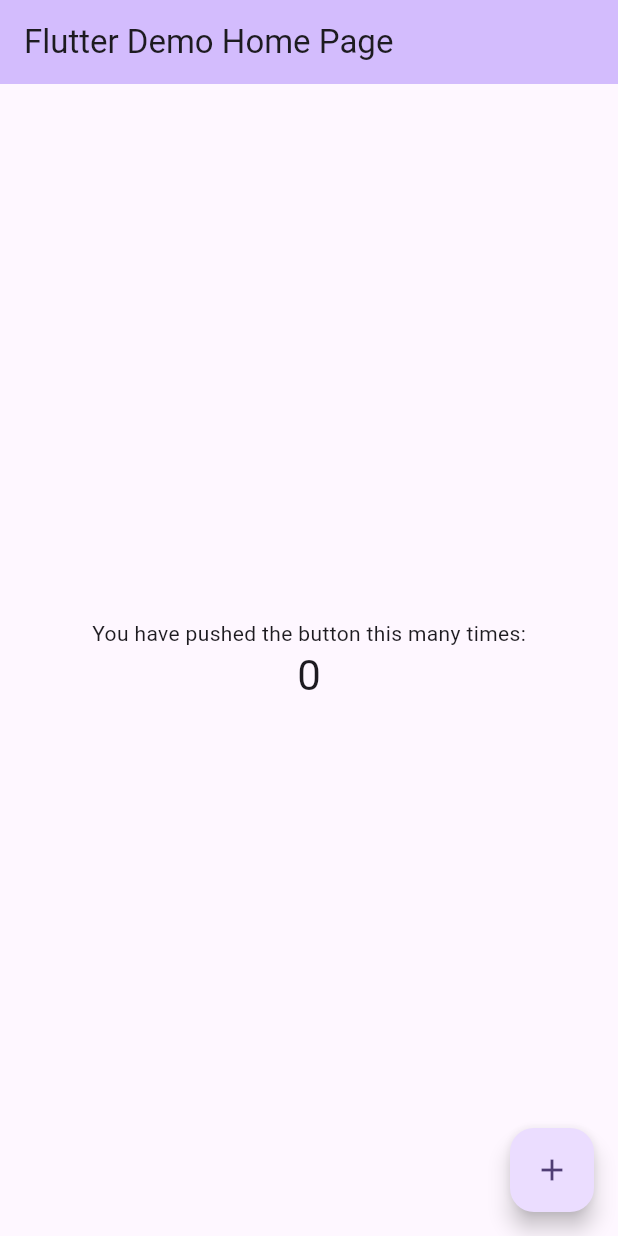
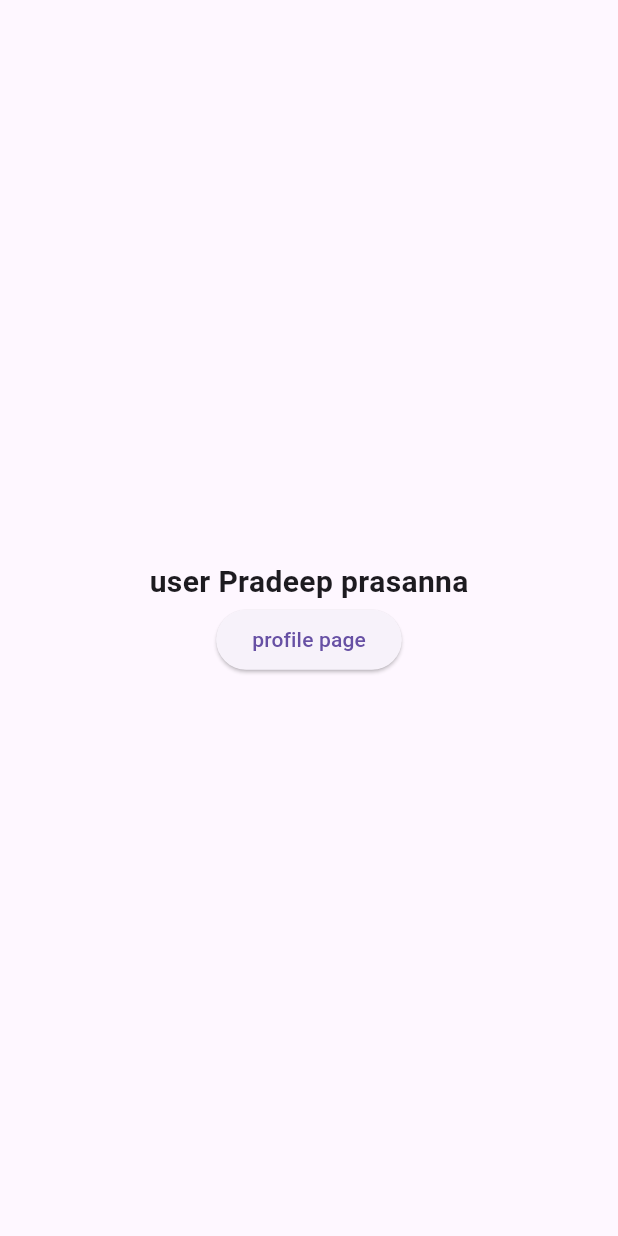
Before and after one commit to pradeepjayathilaka/INHERITED, a Flutter app: the screen it shows after launch, on a phone screen of 412 x 824 dp. Run offline on Flutter 3.47's test engine with Material 3 defaults, Android fonts, the phone set to English and light mode, and no system bars.

Commit message:
Implement InheritedWidget for user data and create Home and Profile pages

```diff
--- /dev/null
+++ b/lib/inherited/inherited_widget.dart
@@ -0,0 +1,20 @@
+import 'package:flutter/material.dart';
+
+class MyInheritedWidget extends InheritedWidget {
+  final String userName;
+
+  MyInheritedWidget({
+    super.key,
+    required super.child,
+    required this.userName,
+  });
+
+  @override
+  bool updateShouldNotify(covariant InheritedWidget oldWidget) {
+    return true;
+  }
+
+  static MyInheritedWidget of(BuildContext context) {
+    return context.dependOnInheritedWidgetOfExactType<MyInheritedWidget>()!;
+  }
+}
--- a/lib/main.dart
+++ b/lib/main.dart
@@ -1,4 +1,6 @@
 import 'package:flutter/material.dart';
+import 'package:my_inherited_app/inherited/inherited_widget.dart';
+import 'package:my_inherited_app/pages/home_page.dart';
 
 void main() {
   runApp(const MyApp());
@@ -10,116 +12,14 @@ class MyApp extends StatelessWidget {
   // This widget is the root of your application.
   @override
   Widget build(BuildContext context) {
-    return MaterialApp(
-      title: 'Flutter Demo',
-      theme: ThemeData(
-        // This is the theme of your application.
-        //
-        // TRY THIS: Try running your application with "flutter run". You'll see
-        // the application has a purple toolbar. Then, without quitting the app,
-        // try changing the seedColor in the colorScheme below to Colors.green
-        // and then invoke "hot reload" (save your changes or press the "hot
-        // reload" button in a Flutter-supported IDE, or press "r" if you used
-        // the command line to start the app).
-        //
-        // Notice that the counter didn't reset back to zero; the application
-        // state is not lost during the reload. To reset the state, use hot
-        // restart instead.
-        //
-        // This works for code too, not just values: Most code changes can be
-        // tested with just a hot reload.
-        colorScheme: ColorScheme.fromSeed(seedColor: Colors.deepPurple),
-        useMaterial3: true,
+    return MyInheritedWidget(
+      userName: 'Pradeep prasanna',
+      child: MaterialApp(
+        debugShowCheckedModeBanner: false,
+        home: Scaffold(
+          body: HomePage(),
+        ),
       ),
-      home: const MyHomePage(title: 'Flutter Demo Home Page'),
     );
   }
 }
-
-class MyHomePage extends StatefulWidget {
-  const MyHomePage({super.key, required this.title});
-
-  // This widget is the home page of your application. It is stateful, meaning
-  // that it has a State object (defined below) that contains fields that affect
-  // how it looks.
-
-  // This class is the configuration for the state. It holds the values (in this
-  // case the title) provided by the parent (in this case the App widget) and
-  // used by the build method of the State. Fields in a Widget subclass are
-  // always marked "final".
-
-  final String title;
-
-  @override
-  State<MyHomePage> createState() => _MyHomePageState();
-}
-
-class _MyHomePageState extends State<MyHomePage> {
-  int _counter = 0;
-
-  void _incrementCounter() {
-    setState(() {
-      // This call to setState tells the Flutter framework that something has
-      // changed in this State, which causes it to rerun the build method below
-      // so that the display can reflect the updated values. If we changed
-      // _counter without calling setState(), then the build method would not be
-      // called again, and so nothing would appear to happen.
-      _counter++;
-    });
-  }
-
-  @override
-  Widget build(BuildContext context) {
-    // This method is rerun every time setState is called, for instance as done
-    // by the _incrementCounter method above.
-    //
-    // The Flutter framework has been optimized to make rerunning build methods
-    // fast, so that you can just rebuild anything that needs updating rather
-    // than having to individually change instances of widgets.
-    return Scaffold(
-      appBar: AppBar(
-        // TRY THIS: Try changing the color here to a specific color (to
-        // Colors.amber, perhaps?) and trigger a hot reload to see the AppBar
-        // change color while the other colors stay the same.
-        backgroundColor: Theme.of(context).colorScheme.inversePrimary,
-        // Here we take the value from the MyHomePage object that was created by
-        // the App.build method, and use it to set our appbar title.
-        title: Text(widget.title),
-      ),
-      body: Center(
-        // Center is a layout widget. It takes a single child and positions it
-        // in the middle of the parent.
-        child: Column(
-          // Column is also a layout widget. It takes a list of children and
-          // arranges them vertically. By default, it sizes itself to fit its
-          // children horizontally, and tries to be as tall as its parent.
-          //
-          // Column has various properties to control how it sizes itself and
-          // how it positions its children. Here we use mainAxisAlignment to
-          // center the children vertically; the main axis here is the vertical
-          // axis because Columns are vertical (the cross axis would be
-          // horizontal).
-          //
-          // TRY THIS: Invoke "debug painting" (choose the "Toggle Debug Paint"
-          // action in the IDE, or press "p" in the console), to see the
-          // wireframe for each widget.
-          mainAxisAlignment: MainAxisAlignment.center,
-          children: <Widget>[
-            const Text(
-              'You have pushed the button this many times:',
-            ),
-            Text(
-              '$_counter',
-              style: Theme.of(context).textTheme.headlineMedium,
-            ),
-          ],
-        ),
-      ),
-      floatingActionButton: FloatingActionButton(
-        onPressed: _incrementCounter,
-        tooltip: 'Increment',
-        child: const Icon(Icons.add),
-      ), // This trailing comma makes auto-formatting nicer for build methods.
-    );
-  }
-}
--- /dev/null
+++ b/lib/pages/home_page.dart
@@ -0,0 +1,40 @@
+import 'package:flutter/material.dart';
+import 'package:my_inherited_app/inherited/inherited_widget.dart';
+import 'package:my_inherited_app/pages/profile_page.dart';
+
+class HomePage extends StatefulWidget {
+  const HomePage({super.key});
+
+  @override
+  State<HomePage> createState() => _HomePageState();
+}
+
+class _HomePageState extends State<HomePage> {
+  @override
+  Widget build(BuildContext context) {
+    //get the user name from the inherited widget
+    String username = MyInheritedWidget.of(context).userName;
+    return Scaffold(
+      body: Column(
+        mainAxisAlignment: MainAxisAlignment.center,
+        children: [
+          Center(
+            child: Text("user $username",
+                style: TextStyle(fontSize: 20, fontWeight: FontWeight.bold)),
+          ),
+          ElevatedButton(
+            onPressed: () {
+              Navigator.push(
+                context,
+                MaterialPageRoute(
+                  builder: (context) => const ProfilePage(),
+                ),
+              );
+            },
+            child: const Text("profile page"),
+          ),
+        ],
+      ),
+    );
+  }
+}
--- /dev/null
+++ b/lib/pages/profile_page.dart
@@ -0,0 +1,18 @@
+import 'package:flutter/material.dart';
+import 'package:my_inherited_app/inherited/inherited_widget.dart';
+
+class ProfilePage extends StatelessWidget {
+  const ProfilePage({super.key});
+
+  @override
+  Widget build(BuildContext context) {
+    //fetch the username from the inherited widget
+    String username = MyInheritedWidget.of(context).userName;
+    return Scaffold(
+      appBar: AppBar(),
+      body: Center(
+        child: Text("$username"),
+      ),
+    );
+  }
+}
```
